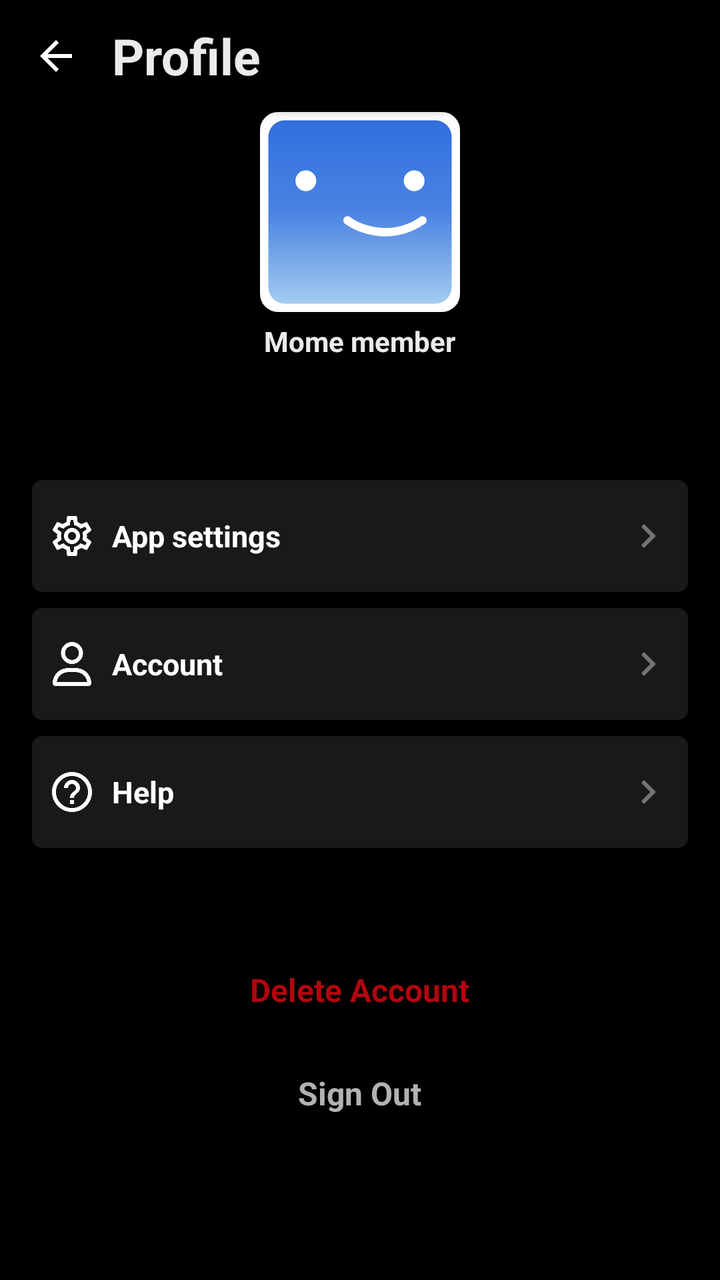
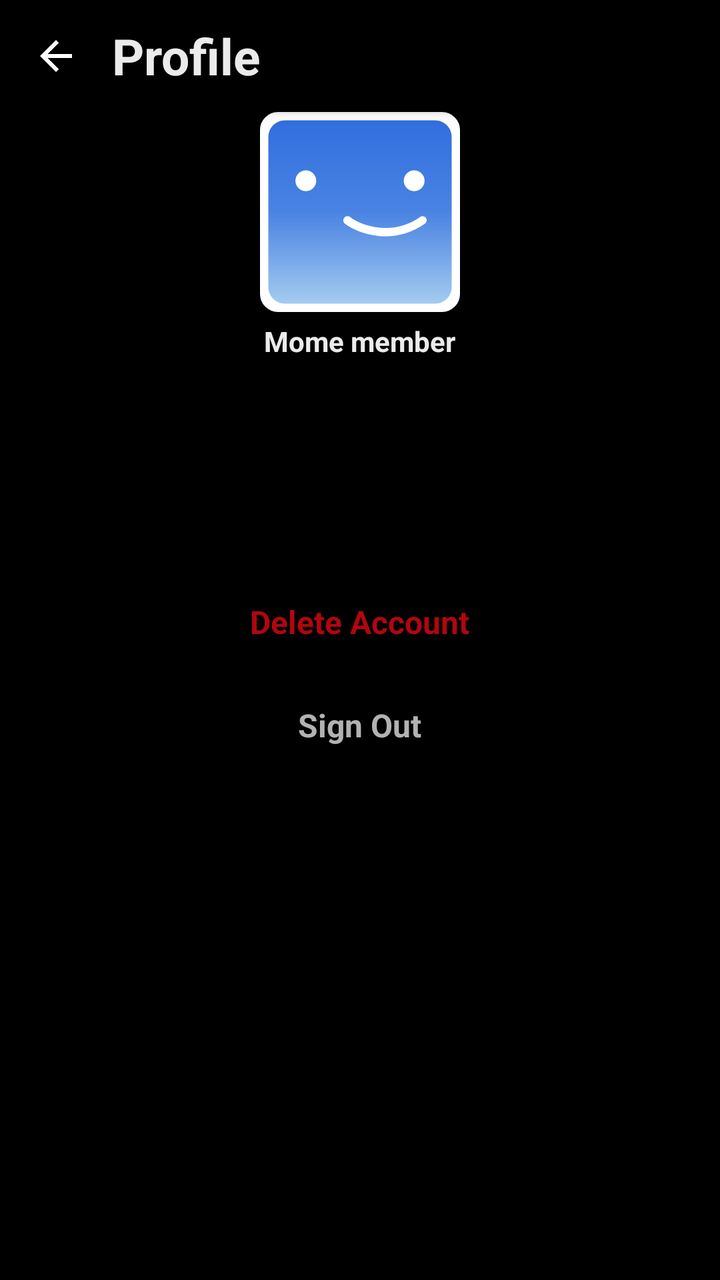

Before-and-after screenshots of an Android layout around one commit, followed by the original layout XML and the change that was made.
<!-- AndroidManifest.xml: application theme Theme.Mome -->
<!-- res/layout/fragment_profile.xml -->
<?xml version="1.0" encoding="utf-8"?>
<FrameLayout xmlns:android="http://schemas.android.com/apk/res/android"
    xmlns:app="http://schemas.android.com/apk/res-auto"
    xmlns:tools="http://schemas.android.com/tools"
    android:layout_width="match_parent"
    android:layout_height="match_parent"
    android:background="@color/black"
    android:gravity="center"
    tools:context="ui.profile.ProfileFragment">

    <androidx.coordinatorlayout.widget.CoordinatorLayout
        android:layout_width="match_parent"
        android:layout_height="match_parent">

        <com.google.android.material.appbar.AppBarLayout
            android:layout_width="match_parent"
            android:layout_height="?actionBarSize"
            android:background="@color/black">

            <androidx.constraintlayout.widget.ConstraintLayout
                android:layout_width="match_parent"
                android:layout_height="match_parent">

                <ImageView
                    android:id="@+id/btnBack"
                    android:layout_width="wrap_content"
                    android:layout_height="?actionBarSize"
                    android:layout_marginStart="16dp"
                    android:contentDescription="@string/button"
                    android:src="@drawable/ic_arrow_back"
                    app:layout_constraintBottom_toBottomOf="parent"
                    app:layout_constraintLeft_toLeftOf="parent"
                    app:layout_constraintTop_toTopOf="parent" />

                <TextView
                    android:layout_width="wrap_content"
                    android:layout_height="match_parent"
                    android:layout_marginStart="16dp"
                    android:gravity="center"
                    android:text="@string/profile"
                    android:textColor="@color/text_color"
                    android:textSize="25sp"
                    android:textStyle="bold"
                    app:layout_constraintBottom_toBottomOf="parent"
                    app:layout_constraintLeft_toRightOf="@id/btnBack"
                    app:layout_constraintTop_toTopOf="parent" />

            </androidx.constraintlayout.widget.ConstraintLayout>

        </com.google.android.material.appbar.AppBarLayout>

        <LinearLayout
            android:layout_width="match_parent"
            android:layout_height="match_parent"
            android:gravity="center_horizontal"
            android:orientation="vertical"
            app:layout_behavior="@string/appbar_scrolling_view_behavior">


            <LinearLayout
                android:layout_width="match_parent"
                android:layout_height="wrap_content"
                android:layout_marginBottom="60dp"
                android:gravity="center"
                android:orientation="vertical">

                <ImageView
                    android:layout_width="100dp"
                    android:layout_height="100dp"
                    android:background="@drawable/background_image_user"
                    android:scaleType="centerCrop"
                    android:src="@drawable/ic_user" />

                <TextView
                    android:id="@+id/txtName"
                    android:layout_width="wrap_content"
                    android:layout_height="wrap_content"
                    android:layout_marginTop="5dp"
                    android:text="@string/name_default"
                    android:textStyle="bold" />

            </LinearLayout>

            <LinearLayout
                android:id="@+id/btnSettings"
                android:layout_width="match_parent"
                android:layout_height="wrap_content"
                android:layout_marginHorizontal="16dp"
                android:background="@drawable/background_button_profile"
                android:clickable="true"
                android:focusable="true"
                android:foreground="?android:selectableItemBackgroundBorderless"
                android:gravity="center_vertical"
                android:orientation="horizontal"
                android:paddingHorizontal="8dp"
                android:paddingVertical="16dp">

                <ImageView
                    android:layout_width="24dp"
                    android:layout_height="24dp"
                    android:src="@drawable/ic_outline_settings"
                    app:tint="@color/white" />

                <TextView
                    android:layout_width="0dp"
                    android:layout_height="wrap_content"
                    android:layout_marginStart="8dp"
                    android:layout_weight="1"
                    android:text="@string/app_setting"
                    android:textColor="@color/white"
                    android:textSize="15sp"
                    android:textStyle="bold" />

                <ImageView
                    android:layout_width="24dp"
                    android:layout_height="24dp"
                    android:src="@drawable/ic_chevron_right"
                    app:tint="@color/grey" />
            </LinearLayout>


            <LinearLayout
                android:id="@+id/btnAccount"
                android:layout_width="match_parent"
                android:layout_height="wrap_content"
                android:layout_marginHorizontal="16dp"
                android:layout_marginVertical="8dp"
                android:background="@drawable/background_button_profile"
                android:clickable="true"
                android:focusable="true"
                android:foreground="?android:selectableItemBackgroundBorderless"
                android:gravity="center_vertical"
                android:orientation="horizontal"
                android:paddingHorizontal="8dp"
                android:paddingVertical="16dp">

                <ImageView
                    android:layout_width="24dp"
                    android:layout_height="24dp"
                    android:padding="1dp"
                    android:src="@drawable/ic_user_profile"
                    app:tint="@color/white" />

                <TextView
                    android:layout_width="0dp"
                    android:layout_height="wrap_content"
                    android:layout_marginStart="8dp"
                    android:layout_weight="1"
                    android:text="@string/account"
                    android:textColor="@color/white"
                    android:textSize="15sp"
                    android:textStyle="bold" />

                <ImageView
                    android:layout_width="24dp"
                    android:layout_height="24dp"
                    android:src="@drawable/ic_chevron_right"
                    app:tint="@color/grey" />
            </LinearLayout>


            <LinearLayout
                android:id="@+id/btnHelp"
                android:layout_width="match_parent"
                android:layout_height="wrap_content"
                android:layout_marginHorizontal="16dp"
                android:background="@drawable/background_button_profile"
                android:clickable="true"
                android:focusable="true"
                android:foreground="?android:selectableItemBackgroundBorderless"
                android:gravity="center_vertical"
                android:orientation="horizontal"
                android:paddingHorizontal="8dp"
                android:paddingVertical="16dp">

                <ImageView
                    android:layout_width="24dp"
                    android:layout_height="24dp"
                    android:src="@drawable/ic_outline_help"
                    app:tint="@color/white" />

                <TextView
                    android:layout_width="0dp"
                    android:layout_height="wrap_content"
                    android:layout_marginStart="8dp"
                    android:layout_weight="1"
                    android:text="@string/help"
                    android:textColor="@color/white"
                    android:textSize="15sp"
                    android:textStyle="bold" />

                <ImageView
                    android:layout_width="24dp"
                    android:layout_height="24dp"
                    android:src="@drawable/ic_chevron_right"
                    app:tint="@color/grey" />
            </LinearLayout>


            <TextView
                android:id="@+id/txtDeleteAccount"
                android:layout_width="wrap_content"
                android:layout_height="wrap_content"
                android:layout_marginTop="50dp"
                android:drawablePadding="10dp"
                android:gravity="center"
                android:paddingVertical="10dp"
                android:text="@string/delete_account"
                android:textColor="@color/Primary"
                android:textSize="16sp"
                android:textStyle="bold" />


            <TextView
                android:id="@+id/txtLogout"
                android:layout_width="wrap_content"
                android:layout_height="wrap_content"
                android:layout_marginTop="10dp"
                android:drawablePadding="10dp"
                android:gravity="center"
                android:paddingVertical="10dp"
                android:text="@string/sign_out"
                android:textColor="@color/grey_light_1"
                android:textSize="16sp"
                android:textStyle="bold" />

        </LinearLayout>


    </androidx.coordinatorlayout.widget.CoordinatorLayout>
</FrameLayout>
<!-- resources referenced by this layout -->
<resources>
  <color name="Primary">#FFB1060F</color>
  <color name="black">#FF000000</color>
  <color name="grey">#FF737373</color>
  <color name="grey_light_1">#FFB2B2B2</color>
  <color name="text_color">#EBFFFFFF</color>
  <color name="white">#FFFFFFFF</color>
  <!-- drawable background_button_profile (drawable) -->
  <?xml version="1.0" encoding="utf-8"?>
  <ripple xmlns:android="http://schemas.android.com/apk/res/android"
      android:color="@color/white">
  
      <item>
          <shape android:shape="rectangle">
              <corners android:radius="5dp" />
              <solid android:color="@color/grey_dark_2" />
          </shape>
      </item>
  </ripple>
  <!-- drawable background_image_user (drawable) -->
  <?xml version="1.0" encoding="utf-8"?>
  <ripple xmlns:android="http://schemas.android.com/apk/res/android"
      android:color="@color/white">
  
      <item>
          <shape android:shape="rectangle">
              <corners android:radius="5dp" />
              <stroke android:width="8dp"
                  android:color="@color/white" />
              <solid android:color="@color/black" />
          </shape>
      </item>
  </ripple>
  <!-- drawable ic_arrow_back (drawable) -->
  <vector xmlns:android="http://schemas.android.com/apk/res/android"
      android:width="24dp"
      android:height="24dp"
      android:autoMirrored="true"
      android:tint="#FFFFFF"
      android:viewportWidth="24"
      android:viewportHeight="24">
      <path
          android:fillColor="@android:color/white"
          android:pathData="M20,11H7.83l5.59,-5.59L12,4l-8,8 8,8 1.41,-1.41L7.83,13H20v-2z" />
  </vector>
  <!-- drawable ic_chevron_right (drawable) -->
  <vector xmlns:android="http://schemas.android.com/apk/res/android"
      android:width="24dp"
      android:height="24dp"
      android:tint="#FFFFFF"
      android:viewportWidth="24"
      android:viewportHeight="24">
      <path
          android:fillColor="@android:color/white"
          android:pathData="M10,6L8.59,7.41 13.17,12l-4.58,4.59L10,18l6,-6z" />
  </vector>
  <!-- drawable ic_outline_help (drawable) -->
  <vector android:autoMirrored="true" android:height="24dp"
      android:tint="#FFFFFF" android:viewportHeight="24"
      android:viewportWidth="24" android:width="24dp" xmlns:android="http://schemas.android.com/apk/res/android">
      <path android:fillColor="@android:color/white" android:pathData="M11,18h2v-2h-2v2zM12,2C6.48,2 2,6.48 2,12s4.48,10 10,10 10,-4.48 10,-10S17.52,2 12,2zM12,20c-4.41,0 -8,-3.59 -8,-8s3.59,-8 8,-8 8,3.59 8,8 -3.59,8 -8,8zM12,6c-2.21,0 -4,1.79 -4,4h2c0,-1.1 0.9,-2 2,-2s2,0.9 2,2c0,2 -3,1.75 -3,5h2c0,-2.25 3,-2.5 3,-5 0,-2.21 -1.79,-4 -4,-4z"/>
  </vector>
  <!-- drawable ic_user_profile (drawable) -->
  <vector xmlns:android="http://schemas.android.com/apk/res/android"
      android:width="24dp"
      android:height="27.428572dp"
      android:viewportWidth="448"
      android:viewportHeight="512">
      <path
          android:fillColor="#FF000000"
          android:pathData="M272,304h-96C78.8,304 0,382.8 0,480c0,17.67 14.33,32 32,32h384c17.67,0 32,-14.33 32,-32C448,382.8 369.2,304 272,304zM48.99,464C56.89,400.9 110.8,352 176,352h96c65.16,0 119.1,48.95 127,112H48.99zM224,256c70.69,0 128,-57.31 128,-128c0,-70.69 -57.31,-128 -128,-128S96,57.31 96,128C96,198.7 153.3,256 224,256zM224,48c44.11,0 80,35.89 80,80c0,44.11 -35.89,80 -80,80S144,172.1 144,128C144,83.89 179.9,48 224,48z" />
  </vector>
  <string name="account">Account</string>
  <string name="app_setting">App settings</string>
  <string name="button">button</string>
  <string name="delete_account">Delete Account</string>
  <string name="help">Help</string>
  <string name="name_default">Mome member</string>
  <string name="profile">Profile</string>
  <string name="sign_out">Sign Out</string>
  <color name="grey_dark_2">#FF191919</color>
  <color name="PrimaryVariant">#FFD22F26</color>
  <color name="OnPrimary">#FFD22F26</color>
  <!-- unchanged entries left out for length: 3 -->
</resources>

<!-- the commit's change to res/layout/fragment_profile.xml (unified diff, before → after) -->
@@ -89,6 +89,7 @@
                 android:background="@drawable/background_button_profile"
                 android:clickable="true"
                 android:focusable="true"
+                android:visibility="gone"
                 android:foreground="?android:selectableItemBackgroundBorderless"
                 android:gravity="center_vertical"
                 android:orientation="horizontal"
@@ -128,6 +129,7 @@
                 android:background="@drawable/background_button_profile"
                 android:clickable="true"
                 android:focusable="true"
+                android:visibility="gone"
                 android:foreground="?android:selectableItemBackgroundBorderless"
                 android:gravity="center_vertical"
                 android:orientation="horizontal"
@@ -167,6 +169,7 @@
                 android:background="@drawable/background_button_profile"
                 android:clickable="true"
                 android:focusable="true"
+                android:visibility="gone"
                 android:foreground="?android:selectableItemBackgroundBorderless"
                 android:gravity="center_vertical"
                 android:orientation="horizontal"
